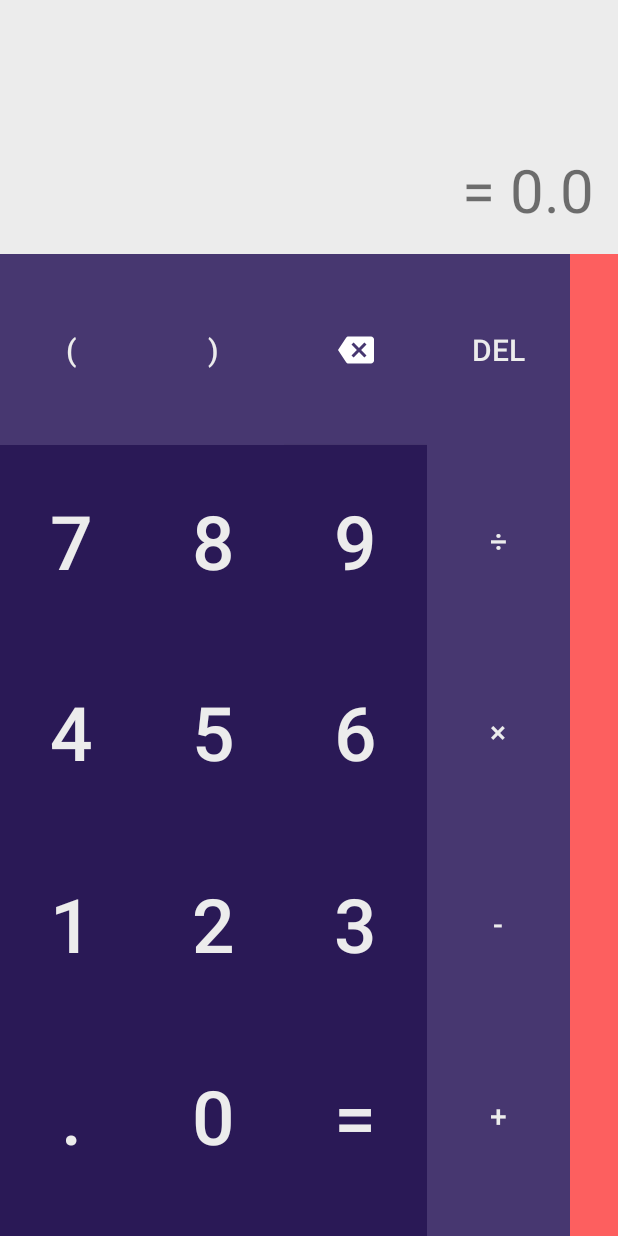
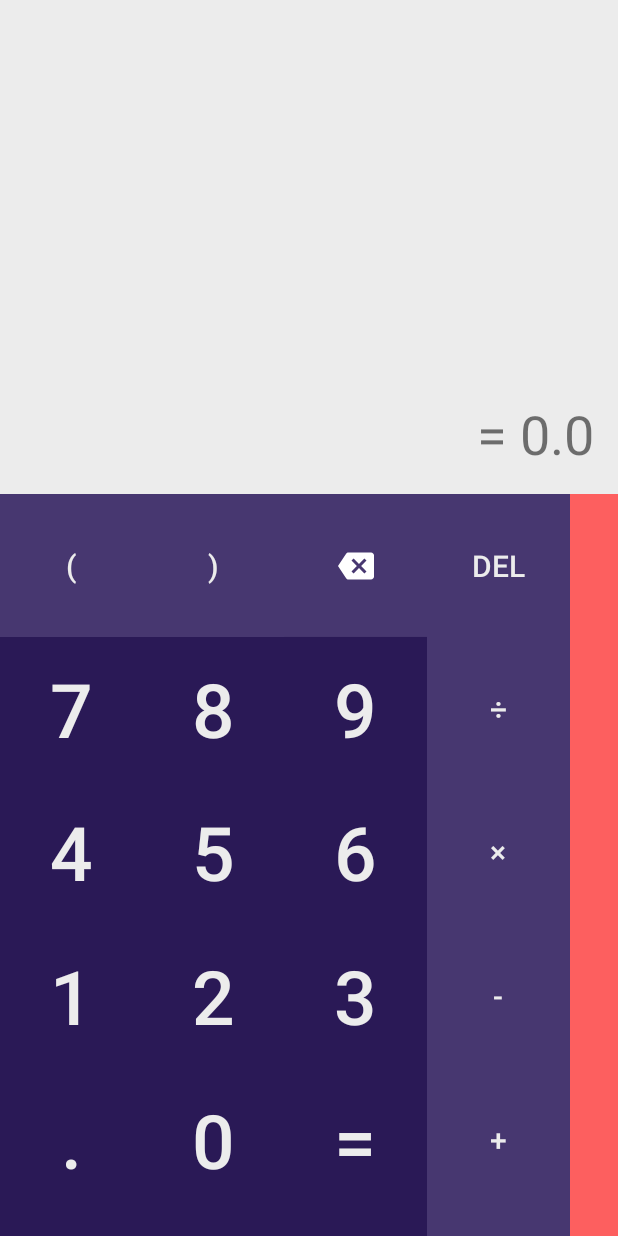
Before and after one commit to Egor-Ruban/Calculator, an Android app: the screen it shows after launch (MainActivity), on a phone screen of 412 x 824 dp. Run offline under Robolectric (Android 15) with nearby library versions, the phone set to English and light mode, and no system bars.

Commit message:
change style for input equation

```diff
--- a/app/src/main/res/layout/activity_main.xml
+++ b/app/src/main/res/layout/activity_main.xml
@@ -8,15 +8,17 @@
     android:orientation="vertical">
     <LinearLayout
         android:layout_width="match_parent"
-        android:layout_height="wrap_content"
-        android:orientation="vertical">
+        android:layout_height="0dp"
+        android:orientation="vertical"
+        android:layout_weight="2">
         <TextView
             android:id="@+id/tv_equation"
             android:layout_width="match_parent"
-            android:layout_height="wrap_content"
+            android:layout_height="0dp"
+            android:layout_weight="1"
             tools:hint = "1+2"
             style="@style/Header.Equation"
-            android:maxLines="3"/>
+            android:maxLines="5" />
         <TextView
             android:id="@+id/tv_answer"
             android:layout_width="match_parent"
@@ -27,7 +29,7 @@
     <LinearLayout
         android:layout_width="match_parent"
         android:layout_height="0dp"
-        android:layout_weight="1"
+        android:layout_weight="3"
         android:orientation="horizontal">
         <LinearLayout
             android:layout_width="0dp"
--- a/app/src/main/res/values/styles.xml
+++ b/app/src/main/res/values/styles.xml
@@ -14,14 +14,14 @@
     </style>
 
     <style name="Header.Equation">
-        <item name ="android:textSize">50sp</item>
+        <item name ="android:textSize">32sp</item>
         <item name ="android:paddingRight">16dp</item>
         <item name ="android:paddingTop">16dp</item>
         <item name ="android:paddingLeft">16dp</item>
     </style>
 
     <style name="Header.Answer">
-        <item name = "android:textSize">40sp</item>
+        <item name = "android:textSize">36sp</item>
         <item name = "android:paddingRight">16dp</item>
         <item name = "android:paddingLeft">16dp</item>
         <item name = "android:paddingTop">16dp</item>
```
